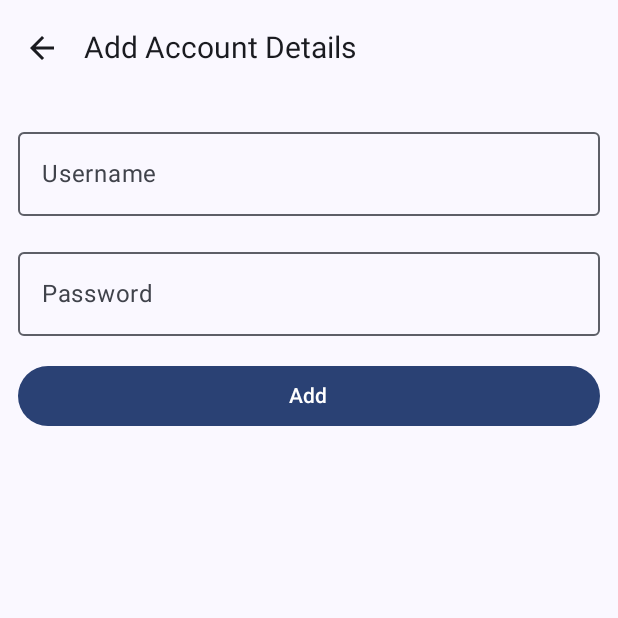
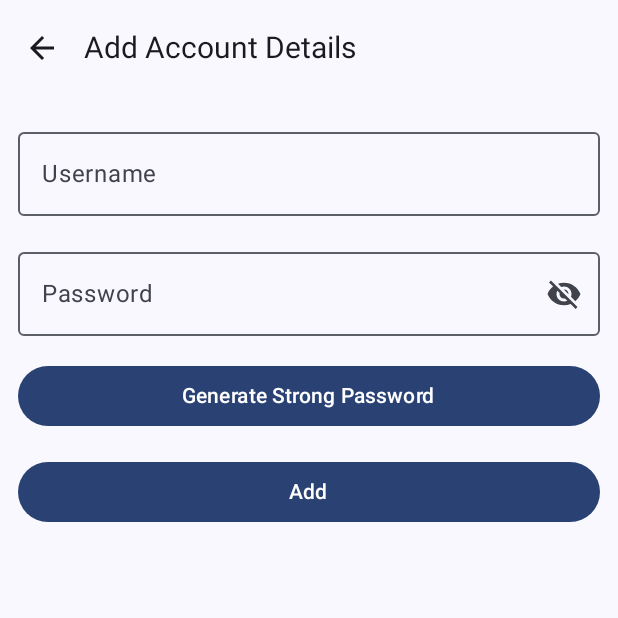
Before and after one commit to ItzAreeb/Password-Manager, an Android app built with Jetpack Compose: the CreateAccountScreen screen opened through its navigation route, on a phone screen of 412 x 824 dp, the top half of it. Run offline under Robolectric (Android 15) with nearby library versions, the phone set to English and light mode, and no system bars.

Commit message:
All App UI improved and is now more consistent

```diff
--- a/app/build.gradle.kts
+++ b/app/build.gradle.kts
@@ -62,6 +62,7 @@ dependencies {
     implementation(libs.androidx.security.crypto)
     implementation(libs.gson)
     implementation(libs.androidx.datastore.preferences.core.android)
+    implementation(libs.androidx.material.icons.extended)
 
     // Test dependencies
     testImplementation(libs.junit)
--- a/app/src/main/java/com/example/passwordmanager/MainActivity.kt
+++ b/app/src/main/java/com/example/passwordmanager/MainActivity.kt
@@ -48,19 +48,19 @@ class MainActivity : ComponentActivity() {
                     modifier = Modifier.fillMaxSize(),
                     contentWindowInsets = WindowInsets(0, 0, 0, 0)
                 ) {
-                    NavHost(
-                        navController = navController,
-                        startDestination = "home",
-                        modifier = Modifier.fillMaxSize()
-                    ) {
-                        composable("home") {
-                            HomeScreen(navController = navController, accounts = accounts)
+                    NavHost(navController, startDestination = "home") {
+                        composable("home") { HomeScreen(navController, accounts) }
+                        composable("createAccount") {
+                            CreateAccountScreen(navController, Modifier, accounts)
                         }
-                        composable("createAccount") {
+                        composable("createAccount/{accountName}") { backStackEntry ->
+                            val accountName = backStackEntry.arguments?.getString("accountName")
+                            val account = accounts.find { it.getName() == accountName }
                             CreateAccountScreen(
                                 navController = navController,
                                 modifier = Modifier,
-                                accounts = accounts
+                                accounts = accounts,
+                                existingAccount = account
                             )
                         }
                         composable("settings") {
--- a/app/src/main/java/com/example/passwordmanager/ui/CreateAccountScreen.kt
+++ b/app/src/main/java/com/example/passwordmanager/ui/CreateAccountScreen.kt
@@ -15,6 +15,8 @@ import androidx.compose.foundation.rememberScrollState
 import androidx.compose.foundation.verticalScroll
 import androidx.compose.material.icons.Icons
 import androidx.compose.material.icons.automirrored.filled.ArrowBack
+import androidx.compose.material.icons.filled.Visibility
+import androidx.compose.material.icons.filled.VisibilityOff
 import androidx.compose.material3.Button
 import androidx.compose.material3.ExperimentalMaterial3Api
 import androidx.compose.material3.Icon
@@ -24,7 +26,6 @@ import androidx.compose.material3.Text
 import androidx.compose.material3.TopAppBar
 import androidx.compose.runtime.Composable
 import androidx.compose.runtime.getValue
-import androidx.compose.runtime.mutableStateListOf
 import androidx.compose.runtime.mutableStateOf
 import androidx.compose.runtime.remember
 import androidx.compose.runtime.setValue
@@ -33,19 +34,24 @@ import androidx.compose.ui.platform.LocalConfiguration
 import androidx.compose.ui.platform.LocalSoftwareKeyboardController
 import androidx.compose.ui.text.input.PasswordVisualTransformation
 import androidx.compose.ui.text.input.TextFieldValue
-import androidx.compose.ui.tooling.preview.Preview
+import androidx.compose.ui.text.input.VisualTransformation
 import androidx.compose.ui.unit.dp
 import androidx.compose.ui.unit.sp
 import androidx.navigation.NavController
-import androidx.navigation.compose.rememberNavController
 import com.example.passwordmanager.data.Account
 
 @SuppressLint("ConfigurationScreenWidthHeight")
 @OptIn(ExperimentalMaterial3Api::class)
 @Composable
-fun CreateAccountScreen(navController: NavController, modifier: Modifier = Modifier, accounts: MutableList<Account>) {
-    var username by remember { mutableStateOf(TextFieldValue("")) }
-    var password by remember { mutableStateOf(TextFieldValue("")) }
+fun CreateAccountScreen(
+    navController: NavController,
+    modifier: Modifier = Modifier,
+    accounts: MutableList<Account>,
+    existingAccount: Account? = null
+) {
+    var username by remember { mutableStateOf(TextFieldValue(existingAccount?.getName() ?: "")) }
+    var password by remember { mutableStateOf(TextFieldValue(existingAccount?.getPassword() ?: "")) }
+    var passwordVisible by remember { mutableStateOf(false) }
     val scrollState = rememberScrollState()
     val keyboardController = LocalSoftwareKeyboardController.current
     val configuration = LocalConfiguration.current
@@ -55,10 +61,15 @@ fun CreateAccountScreen(navController: NavController, modifier: Modifier = Modif
     Column(
         modifier = modifier
             .fillMaxSize()
-            .verticalScroll(scrollState)  // Make entire screen scrollable
+            .verticalScroll(scrollState)
     ) {
         TopAppBar(
-            title = { Text("Add Account Details", fontSize = 20.sp) },
+            title = {
+                Text(
+                    if (existingAccount != null) "Edit Account" else "Add Account Details",
+                    fontSize = 20.sp
+                )
+            },
             navigationIcon = {
                 IconButton(onClick = { navController.popBackStack() }) {
                     Icon(
@@ -72,7 +83,7 @@ fun CreateAccountScreen(navController: NavController, modifier: Modifier = Modif
         Column(
             modifier = Modifier
                 .padding(horizontal = 12.dp)
-                .weight(1f, fill = false)  // Allow content to expand
+                .weight(1f, fill = false)
         ) {
             Spacer(modifier = Modifier.height(16.dp))
 
@@ -80,9 +91,8 @@ fun CreateAccountScreen(navController: NavController, modifier: Modifier = Modif
                 value = username,
                 onValueChange = { username = it },
                 label = { Text("Username") },
-                modifier = Modifier
-                    .fillMaxWidth(),
-                maxLines = 3  // Limit to 3 lines for better UX
+                modifier = Modifier.fillMaxWidth(),
+                maxLines = 3
             )
 
             Spacer(modifier = Modifier.height(16.dp))
@@ -91,28 +101,58 @@ fun CreateAccountScreen(navController: NavController, modifier: Modifier = Modif
                 value = password,
                 onValueChange = { password = it },
                 label = { Text("Password") },
-                visualTransformation = PasswordVisualTransformation(),
-                modifier = Modifier
-                    .fillMaxWidth(),
+                visualTransformation = if (passwordVisible) {
+                    VisualTransformation.None
+                } else {
+                    PasswordVisualTransformation()
+                },
+                trailingIcon = {
+                    IconButton(onClick = { passwordVisible = !passwordVisible }) {
+                        Icon(
+                            imageVector = if (passwordVisible) {
+                                Icons.Default.Visibility
+                            } else {
+                                Icons.Default.VisibilityOff
+                            },
+                            contentDescription = if (passwordVisible) "Hide password" else "Show password"
+                        )
+                    }
+                },
+                modifier = Modifier.fillMaxWidth(),
                 maxLines = 3
             )
 
             Spacer(modifier = Modifier.height(16.dp))
+
+            // Password generator button
+            Button(
+                onClick = {
+                    password = TextFieldValue(generateStrongPassword())
+                },
+                modifier = Modifier.fillMaxWidth()
+            ) {
+                Text("Generate Strong Password")
             }
 
-        // Button container that responds to keyboard
+            Spacer(modifier = Modifier.height(16.dp))
+        }
+
         Box(
             modifier = Modifier
                 .fillMaxWidth()
                 .padding(
                     start = 12.dp,
                     end = 12.dp,
-                    bottom = 12.dp + imePadding  // Add keyboard padding
+                    bottom = 12.dp + imePadding
                 )
         ) {
             Button(
                 onClick = {
-                    keyboardController?.hide()  // Hide keyboard on submit
+                    keyboardController?.hide()
+                    if (existingAccount != null) {
+                        existingAccount.setName(username.text)
+                        existingAccount.setPassword(password.text)
+                    } else {
                         val newAccount = Account().apply {
                             setName(username.text)
                             setPassword(password.text)
@@ -120,22 +160,33 @@ fun CreateAccountScreen(navController: NavController, modifier: Modifier = Modif
                         if (newAccount.getName().isNotEmpty() && newAccount.getPassword().isNotEmpty()) {
                             accounts.add(newAccount)
                         }
+                    }
                     navController.popBackStack()
                 },
                 modifier = Modifier.fillMaxWidth()
             ) {
-                Text("Add")
+                Text(if (existingAccount != null) "Save" else "Add")
             }
         }
     }
 }
 
+// Password generator function
+private fun generateStrongPassword(): String {
+    val uppercase = ('A'..'Z').toList()
+    val lowercase = ('a'..'z').toList()
+    val digits = ('0'..'9').toList()
+    val specials = listOf('!', '@', '#', '$', '%', '^', '&', '*', '(', ')')
 
-@Preview(showBackground = true)
-@Composable
-fun CreateAccountScreenPreview() {
-    val navController = rememberNavController()
-    val accounts = remember { mutableStateListOf<Account>() }
+    uppercase + lowercase + digits + specials
+    val passwordLength = 16
 
-    CreateAccountScreen(navController, Modifier, accounts)
+    return (1..passwordLength).map {
+        when (it % 4) {
+            0 -> uppercase.random()
+            1 -> lowercase.random()
+            2 -> digits.random()
+            else -> specials.random()
         }
+    }.shuffled().joinToString("")
+}
--- a/app/src/main/java/com/example/passwordmanager/ui/SettingsDialog.kt
+++ b/app/src/main/java/com/example/passwordmanager/ui/SettingsDialog.kt
@@ -106,7 +106,7 @@ fun SettingsScreen(
 
             // Import Section
             SettingsOption(
-                icon = Icons.Default.KeyboardArrowUp,
+                icon = Icons.Default.Upload,
                 text = "Import Accounts",
                 onClick = {
                     keyboardController?.hide()
@@ -124,7 +124,7 @@ fun SettingsScreen(
 
             // Export Section
             SettingsOption(
-                icon = Icons.Default.KeyboardArrowDown,
+                icon = Icons.Default.Download,
                 text = "Export Accounts",
                 onClick = {
                     keyboardController?.hide()
--- a/gradle/libs.versions.toml
+++ b/gradle/libs.versions.toml
@@ -16,6 +16,7 @@ datastorePreferencesCoreAndroid = "1.1.5"
 
 [libraries]
 androidx-core-ktx = { group = "androidx.core", name = "core-ktx", version.ref = "coreKtx" }
+androidx-material-icons-extended = { module = "androidx.compose.material:material-icons-extended" }
 androidx-security-crypto = { module = "androidx.security:security-crypto", version.ref = "securityCrypto" }
 gson = { module = "com.google.code.gson:gson", version.ref = "gsonVersion" }
 junit = { group = "junit", name = "junit", version.ref = "junit" }
```
Also changed, not shown: app/src/main/java/com/example/passwordmanager/ui/HomeScreen.kt (+3 -59 lines). Lines whose indentation alone changed are shown as unchanged.
